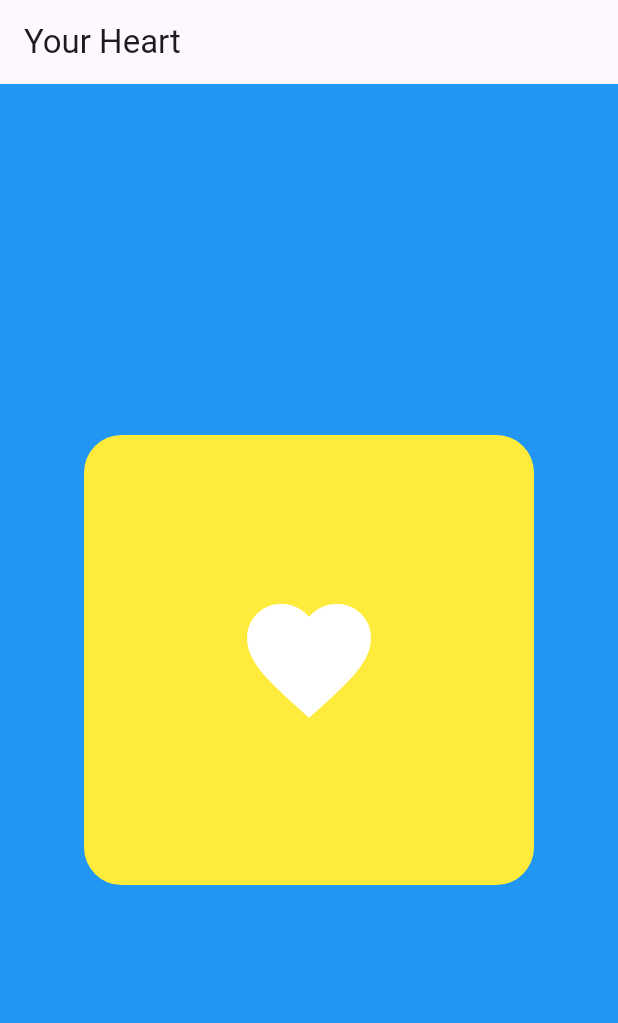
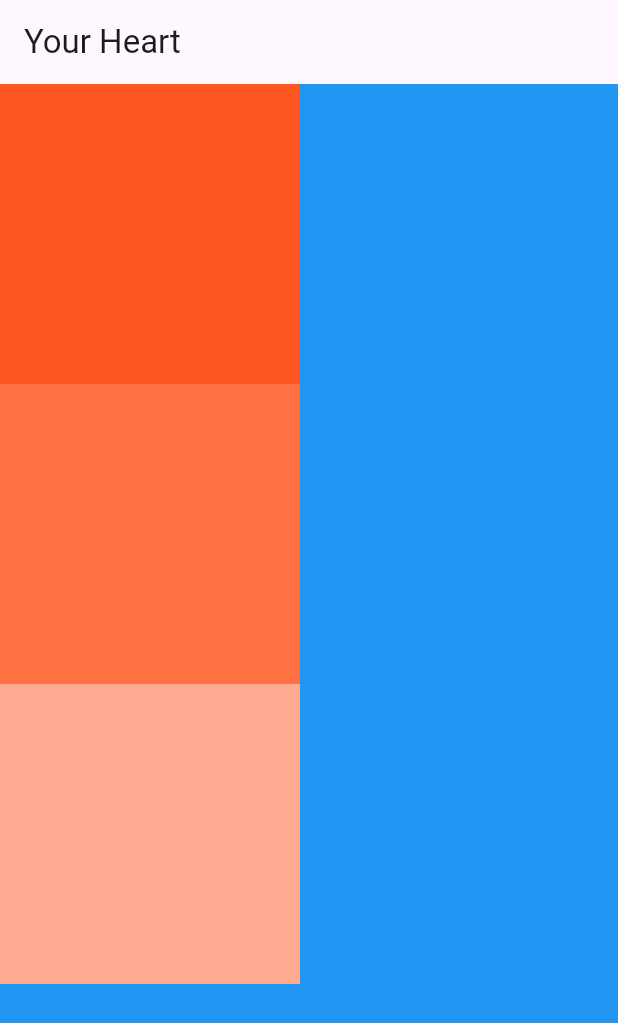
Before and after one commit to Anokh1/Flutter-Masterclass, a Flutter app: the screen it shows after launch, on a phone screen of 412 x 824 dp. Shown: the top 1023 px of the screen. Run offline on Flutter 3.47's test engine with Material 3 defaults, Android fonts, the phone set to English and light mode, and no system bars.

Commit message:
Update: modify main.dart

```diff
--- a/lib/main.dart
+++ b/lib/main.dart
@@ -20,24 +20,42 @@ class MyApp extends StatelessWidget {
         useMaterial3: true,
       ),
       home: Scaffold(
-        backgroundColor: Colors.blue,
-        appBar: AppBar(title: Text("Your Heart")),
-        body: Center(
-          child: Container(
-              height: 300,
-              width: 300,
-              decoration: BoxDecoration(
-                  color: Colors.yellow,
-                  borderRadius: BorderRadius.circular(25)),
-              padding: EdgeInsets.all(25),
-              // child: Text("Anokh1"),
-              child: Icon(
-                Icons.favorite,
-                color: Colors.white,
-                size: 99,
-              )),
-        ),
-      ),
+          backgroundColor: Colors.blue,
+          appBar: AppBar(title: Text("Your Heart")),
+          // body: Center(
+          //   child: Container(
+          //       height: 300,
+          //       width: 300,
+          //       decoration: BoxDecoration(
+          //           color: Colors.yellow,
+          //           borderRadius: BorderRadius.circular(25)),
+          //       padding: EdgeInsets.all(25),
+          //       // child: Text("Anokh1"),
+          //       child: Icon(
+          //         Icons.favorite,
+          //         color: Colors.white,
+          //         size: 99,
+          //       )),
+          // ),
+          body: Column(
+            children: [
+              Container(
+                height: 200,
+                width: 200,
+                color: Colors.deepOrange,
+              ),
+              Container(
+                height: 200,
+                width: 200,
+                color: Colors.deepOrange[400],
+              ),
+              Container(
+                height: 200,
+                width: 200,
+                color: Colors.deepOrange[200],
+              ),
+            ],
+          )),
     );
   }
 }
```
